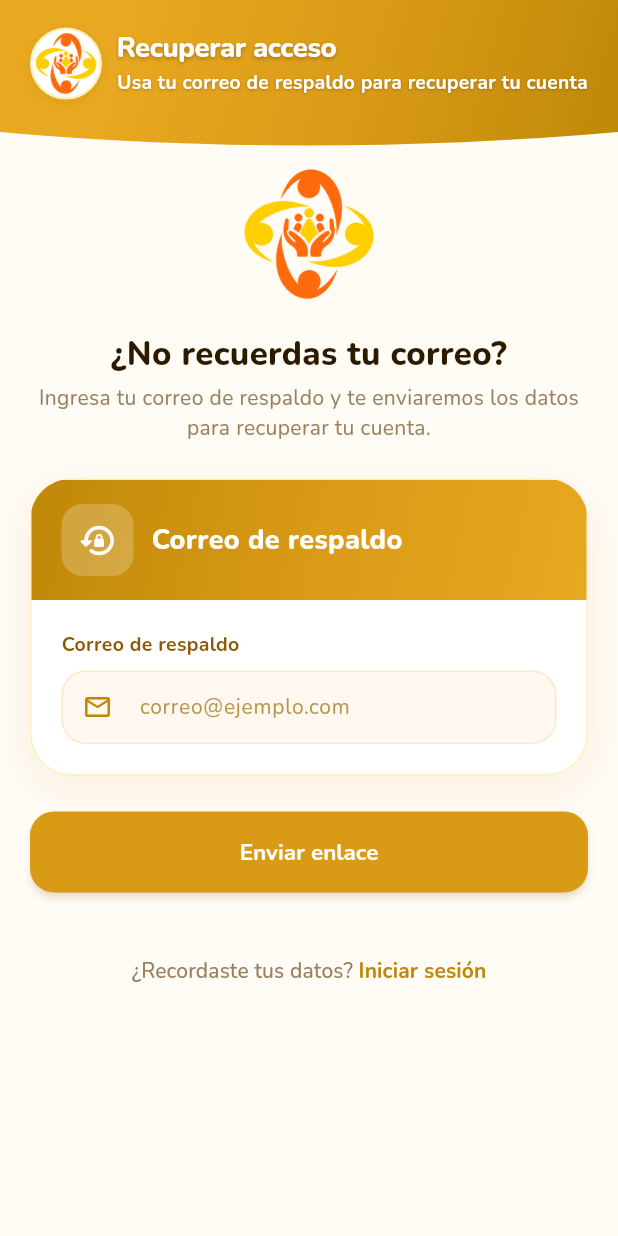
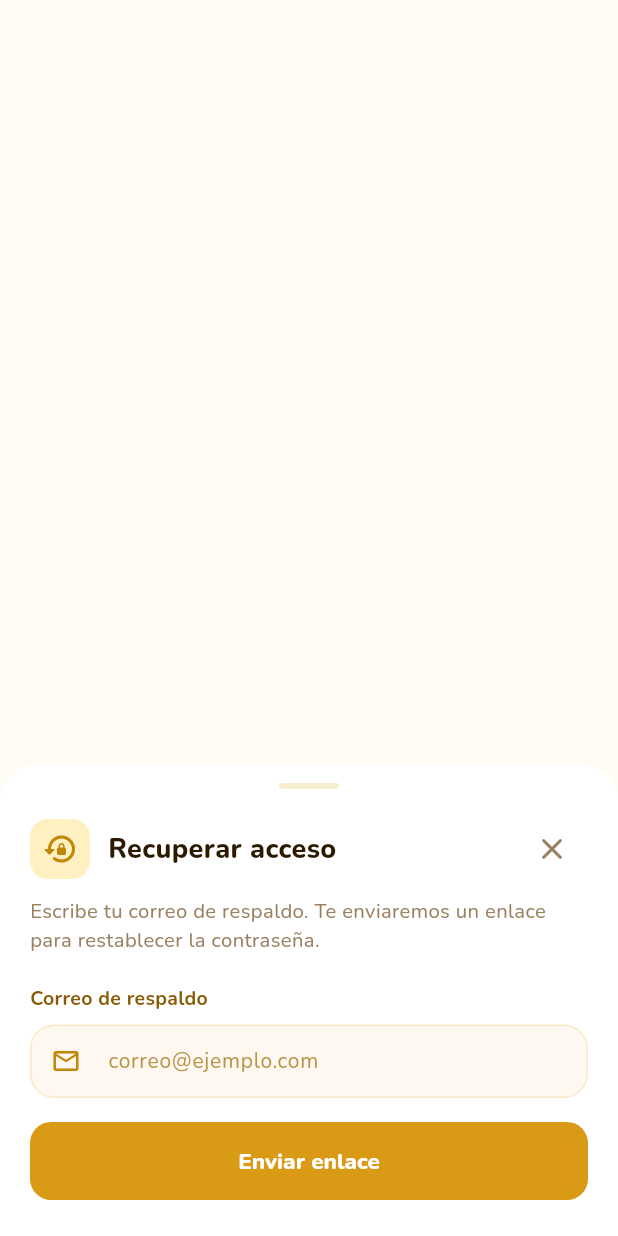
Before and after one commit to Ignnazi/OnCuidar, a Flutter app: the RecuperarAcceso screen opened by its route, on a phone screen of 412 x 824 dp. Run offline on Flutter 3.47's test engine with Material 3 defaults, Android fonts, the phone set to English and light mode, and no system bars; our stand-ins replace connectivity_plus, flutter_cache_manager, flutter_local_notifications, flutter_riverpod, flutter_secure_storage, flutter_timezone and 8 more; missing offline and left inert: cryptography, excel, flutter_file_dialog, pdfx; accounts and stored records are empty.

Commit message:
feat(login-respaldo): recupera acceso desde una hoja segura

```diff
--- a/lib/caracteristicas/autenticacion/presentacion/pantalla_iniciar_sesion.dart
+++ b/lib/caracteristicas/autenticacion/presentacion/pantalla_iniciar_sesion.dart
@@ -6,6 +6,7 @@ import 'package:go_router/go_router.dart';
 import 'package:google_fonts/google_fonts.dart';
 import 'package:oncuidar/app/enrutador/destino_aviso.dart';
 import 'package:oncuidar/app/tema/paleta.dart';
+import 'package:oncuidar/caracteristicas/autenticacion/presentacion/pantalla_recuperar_acceso.dart';
 import 'package:oncuidar/caracteristicas/autenticacion/presentacion/widgets/botones_acceso.dart';
 import 'package:oncuidar/caracteristicas/biblioteca/presentacion/proveedores_biblioteca.dart';
 import 'package:oncuidar/caracteristicas/pacientes/datos/proveedores_pacientes.dart';
@@ -267,8 +268,9 @@ class _IniciarSesionState extends ConsumerState<IniciarSesion> {
                           Align(
                             alignment: Alignment.centerRight,
                             child: TextButton(
-                              onPressed: () =>
-                                  context.push('/recuperar-acceso'),
+                              onPressed: () => unawaited(
+                                mostrarHojaRecuperarAcceso(context),
+                              ),
                               child: Text(
                                 'Recuperar con el correo de respaldo',
                                 style: GoogleFonts.nunito(
--- a/lib/caracteristicas/autenticacion/presentacion/pantalla_recuperar_acceso.dart
+++ b/lib/caracteristicas/autenticacion/presentacion/pantalla_recuperar_acceso.dart
@@ -1,13 +1,10 @@
 import 'package:flutter/material.dart';
 import 'package:flutter_riverpod/flutter_riverpod.dart';
-import 'package:go_router/go_router.dart';
 import 'package:google_fonts/google_fonts.dart';
 import 'package:oncuidar/app/tema/paleta.dart';
-import 'package:oncuidar/caracteristicas/autenticacion/presentacion/widgets/botones_acceso.dart';
 import 'package:oncuidar/compartido/widgets/aviso_sin_conexion.dart';
 import 'package:oncuidar/compartido/widgets/campos_formulario.dart';
-import 'package:oncuidar/compartido/widgets/encabezado_gradiente.dart';
-import 'package:oncuidar/compartido/widgets/marca.dart';
+import 'package:oncuidar/compartido/widgets/hoja_segura.dart';
 import 'package:oncuidar/nucleo/proveedores.dart';
 import 'package:oncuidar/nucleo/sesion/servicio_sesion.dart';
 import 'package:oncuidar/nucleo/utilidades/validacion_correo.dart';
@@ -15,10 +12,21 @@ import 'package:oncuidar/nucleo/utilidades/validacion_correo.dart';
 bool interpretarRespuestaRecuperacion(Object? data) =>
     data is Map && data['ok'] == true;
 
+Future<void> mostrarHojaRecuperarAcceso(BuildContext context) {
+  return showModalBottomSheet<void>(
+    context: context,
+    isScrollControlled: true,
+    useSafeArea: true,
+    backgroundColor: Colors.transparent,
+    builder: (_) => const RecuperarAcceso(enHoja: true),
+  );
+}
+
 class RecuperarAcceso extends ConsumerStatefulWidget {
-  const RecuperarAcceso({super.key, this.onSubmit});
+  const RecuperarAcceso({super.key, this.onSubmit, this.enHoja = false});
 
   final Future<void> Function(String email)? onSubmit;
+  final bool enHoja;
 
   @override
   ConsumerState<RecuperarAcceso> createState() => _RecuperarAccesoState();
@@ -88,52 +96,88 @@ class _RecuperarAccesoState extends ConsumerState<RecuperarAcceso> {
 
   @override
   Widget build(BuildContext context) {
-    return PopScope(
-      canPop: false,
-      onPopInvokedWithResult: (didPop, result) {
-        if (!didPop) context.go('/iniciar-sesion');
-      },
-      child: Scaffold(
+    final contenido = _contenido(context);
+    if (widget.enHoja) return _MarcoHojaRespaldo(child: contenido);
+
+    return Scaffold(
       backgroundColor: Paleta.crema,
-        body: Stack(
-          children: [
-            Positioned.fill(
+      body: Align(alignment: Alignment.bottomCenter, child: contenido),
+    );
+  }
+
+  Widget _contenido(BuildContext context) {
+    return Material(
+      color: Paleta.tarjeta,
+      clipBehavior: Clip.antiAlias,
+      shape: const RoundedRectangleBorder(
+        borderRadius: BorderRadius.vertical(top: Radius.circular(24)),
+      ),
+      child: SafeArea(
+        top: false,
         child: SingleChildScrollView(
-                padding: EdgeInsets.fromLTRB(
-                  20,
-                  MediaQuery.of(context).padding.top + 100 + 8,
-                  20,
-                  24,
-                ),
+          padding: const EdgeInsets.fromLTRB(20, 12, 20, 24),
           child: Form(
             key: _formKey,
             child: Column(
+              mainAxisSize: MainAxisSize.min,
+              crossAxisAlignment: CrossAxisAlignment.stretch,
               children: [
-                      const Marca(tamano: 96),
+                Center(
+                  child: Container(
+                    width: 40,
+                    height: 4,
+                    decoration: BoxDecoration(
+                      color: Paleta.bordeTarjeta,
+                      borderRadius: BorderRadius.circular(2),
+                    ),
+                  ),
+                ),
                 const SizedBox(height: 16),
-                      Text(
-                        '¿No recuerdas tu correo?',
-                        textAlign: TextAlign.center,
+                Row(
+                  children: [
+                    Container(
+                      width: 40,
+                      height: 40,
+                      decoration: BoxDecoration(
+                        color: Paleta.doradoClaro,
+                        borderRadius: BorderRadius.circular(12),
+                      ),
+                      child: Icon(
+                        Icons.lock_reset_rounded,
+                        color: Paleta.doradoOscuro,
+                      ),
+                    ),
+                    const SizedBox(width: 12),
+                    Expanded(
+                      child: Text(
+                        'Recuperar acceso',
                         style: GoogleFonts.nunito(
-                          fontSize: 22,
+                          fontSize: 18,
                           fontWeight: FontWeight.w800,
                           color: Paleta.textoPrincipal,
                         ),
                       ),
-                      const SizedBox(height: 4),
-                      Text(
-                        'Ingresa tu correo de respaldo y te enviaremos los datos para recuperar tu cuenta.',
-                        textAlign: TextAlign.center,
-                        style: GoogleFonts.nunito(
-                          fontSize: 14,
+                    ),
+                    IconButton(
+                      tooltip: 'Cerrar',
+                      onPressed: () => Navigator.of(context).pop(),
+                      icon: Icon(
+                        Icons.close_rounded,
                         color: Paleta.textoSecundario,
                       ),
                     ),
-                      const SizedBox(height: 24),
-                      TarjetaSeccion(
-                        icono: Icons.lock_reset_rounded,
-                        titulo: 'Correo de respaldo',
-                        hijos: [
+                  ],
+                ),
+                const SizedBox(height: 8),
+                Text(
+                  'Escribe tu correo de respaldo. Te enviaremos un enlace para restablecer la contraseña.',
+                  style: GoogleFonts.nunito(
+                    fontSize: 13.5,
+                    height: 1.4,
+                    color: Paleta.textoSecundario,
+                  ),
+                ),
+                const SizedBox(height: 20),
                 const EtiquetaCampo(texto: 'Correo de respaldo'),
                 const SizedBox(height: 8),
                 CampoFormulario(
@@ -154,30 +198,18 @@ class _RecuperarAccesoState extends ConsumerState<RecuperarAcceso> {
                     return null;
                   },
                 ),
-                        ],
-                      ),
-                      const SizedBox(height: 24),
-                      const NotaSinConexion(
-                        texto:
-                            'Sin conexión: necesitas internet para recuperar tu acceso.',
-                      ),
+                const SizedBox(height: 16),
                 SizedBox(
-                        width: double.infinity,
-                        height: 54,
+                  height: 52,
                   child: ElevatedButton(
                     onPressed: _bloquearEnvios ? null : _recuperarAcceso,
                     style: ElevatedButton.styleFrom(
                       backgroundColor: Paleta.doradoPrincipal,
                       foregroundColor: Paleta.sobreDorado,
-                            elevation: 2,
-                            shadowColor: Paleta.doradoPrincipal.withValues(
-                              alpha: 0.35,
+                      elevation: 0,
+                      shape: RoundedRectangleBorder(
+                        borderRadius: BorderRadius.circular(14),
                       ),
-                            shape: RoundedRectangleBorder(
-                              borderRadius: BorderRadius.circular(16),
-                            ),
-                            disabledBackgroundColor: Paleta.doradoPrincipal
-                                .withValues(alpha: 0.5),
                     ),
                     child: _cargando
                         ? SizedBox(
@@ -192,55 +224,40 @@ class _RecuperarAccesoState extends ConsumerState<RecuperarAcceso> {
                             _enviado ? 'Enlace enviado' : 'Enviar enlace',
                             style: GoogleFonts.nunito(
                               fontSize: 15,
-                                    fontWeight: FontWeight.w700,
+                              fontWeight: FontWeight.w800,
                             ),
                           ),
                   ),
                 ),
+                if (_enviado || _errorMensaje != null) ...[
                   const SizedBox(height: 16),
-                      if (_enviado) ...[
                   _PanelEstado(
-                          color: Paleta.doradoPrincipal,
-                          icono: Icons.mark_email_read_outlined,
-                          texto:
-                              'Si ese correo de respaldo está asociado a una cuenta, te enviamos un enlace para restablecer la contraseña. Revisa tu bandeja de entrada (y el spam).',
-                        ),
-                      ] else if (_errorMensaje != null) ...[
-                        _PanelEstado(
-                          color: Paleta.error,
-                          icono: Icons.wifi_off_rounded,
-                          texto: _errorMensaje!,
+                    color: _enviado ? Paleta.verdeExito : Paleta.error,
+                    icono: _enviado
+                        ? Icons.mark_email_read_outlined
+                        : Icons.wifi_off_rounded,
+                    texto: _enviado
+                        ? 'Si ese correo está asociado a una cuenta, revisa tu bandeja de entrada y spam.'
+                        : _errorMensaje!,
                   ),
                 ],
-                      const SizedBox(height: 12),
-                      EnlaceAcceso(
-                        pregunta: '¿Recordaste tus datos? ',
-                        accion: 'Iniciar sesión',
-                        alPulsar: () => context.push('/iniciar-sesion'),
-                      ),
-                      const SizedBox(height: 24),
               ],
             ),
           ),
         ),
       ),
-            const Positioned(
-              top: 0,
-              left: 0,
-              right: 0,
-              child: EncabezadoGradiente(
-                titulo: 'Recuperar acceso',
-                subtitulo: 'Usa tu correo de respaldo para recuperar tu cuenta',
-                logo: AssetImage('assets/images/OnCuidar.png'),
-                tamanoTitulo: 20,
-                alto: 100,
-              ),
-            ),
-          ],
-        ),
-      ),
     );
   }
+}
+
+class _MarcoHojaRespaldo extends StatelessWidget {
+  const _MarcoHojaRespaldo({required this.child});
+
+  final Widget child;
+
+  @override
+  Widget build(BuildContext context) =>
+      HojaConAreaSegura(separacionSuperior: 20, child: child);
 }
 
 class _PanelEstado extends StatelessWidget {
```
Lines whose indentation alone changed are shown as unchanged.
